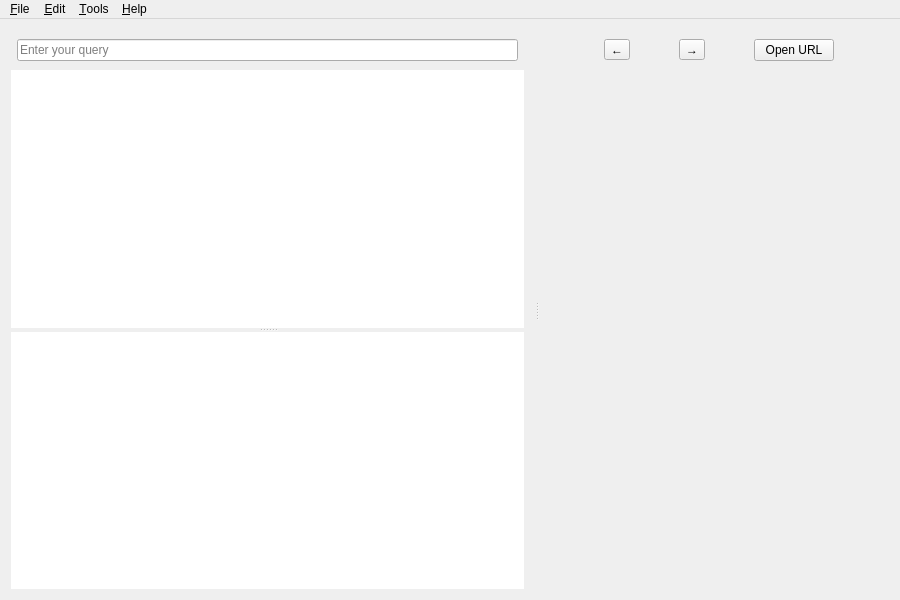
Before: the Qt Designer form src/libs/ui/mainwindow.ui in zealdocs/zeal, drawn with Qt 5.
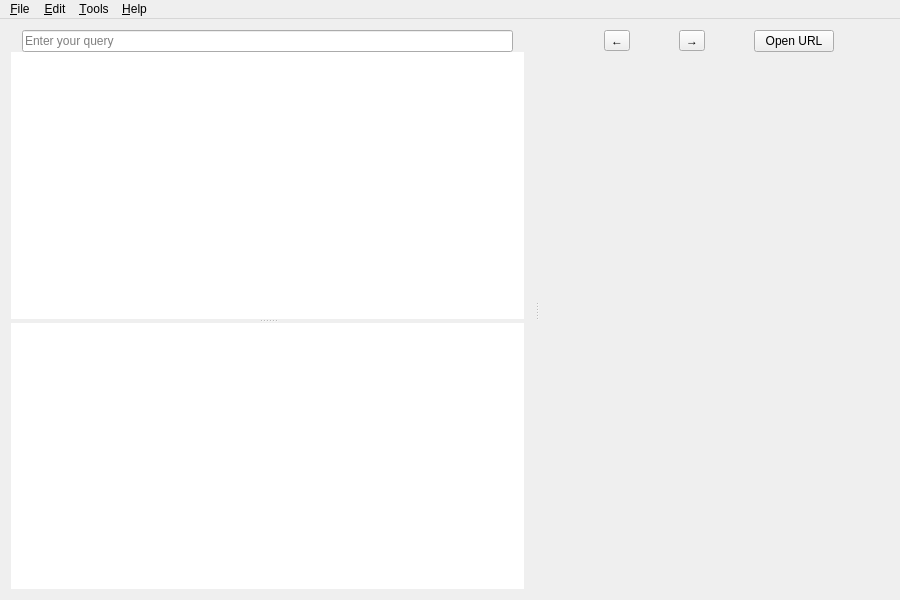
After: the same form once the commit is applied. Icons and pictures are not drawn. Custom widgets are drawn as their Qt base class.

Commit message: ui: Enforce toolbar frame height

Diff of the .ui file:
```diff
--- a/src/libs/ui/mainwindow.ui
+++ b/src/libs/ui/mainwindow.ui
@@ -29,6 +29,9 @@
     </property>
     <item>
      <widget class="QSplitter" name="splitter">
+      <property name="orientation">
+       <enum>Qt::Horizontal</enum>
+      </property>
       <property name="childrenCollapsible">
        <bool>false</bool>
       </property>
@@ -39,27 +42,15 @@
         </property>
         <item>
          <widget class="ToolBarFrame" name="searchEditWidget" native="true">
-          <property name="minimumSize">
-           <size>
-            <width>0</width>
-            <height>40</height>
-           </size>
-          </property>
           <property name="styleSheet">
            <string notr="true"/>
           </property>
           <layout class="QVBoxLayout" name="searchToolBarFrame">
-           <property name="leftMargin">
-            <number>6</number>
-           </property>
            <property name="topMargin">
-            <number>6</number>
-           </property>
-           <property name="rightMargin">
-            <number>6</number>
+            <number>0</number>
            </property>
            <property name="bottomMargin">
-            <number>6</number>
+            <number>0</number>
            </property>
            <item>
             <widget class="SearchEdit" name="lineEdit">
@@ -112,12 +103,6 @@
         </property>
         <item>
          <widget class="ToolBarFrame" name="navigationBar" native="true">
-          <property name="minimumSize">
-           <size>
-            <width>0</width>
-            <height>40</height>
-           </size>
-          </property>
           <layout class="QHBoxLayout" name="toolbox">
            <property name="topMargin">
             <number>0</number>
```
Left out of the diff: 2 changed lines with no effect on the pictures. The commit also changes 1 other file.
